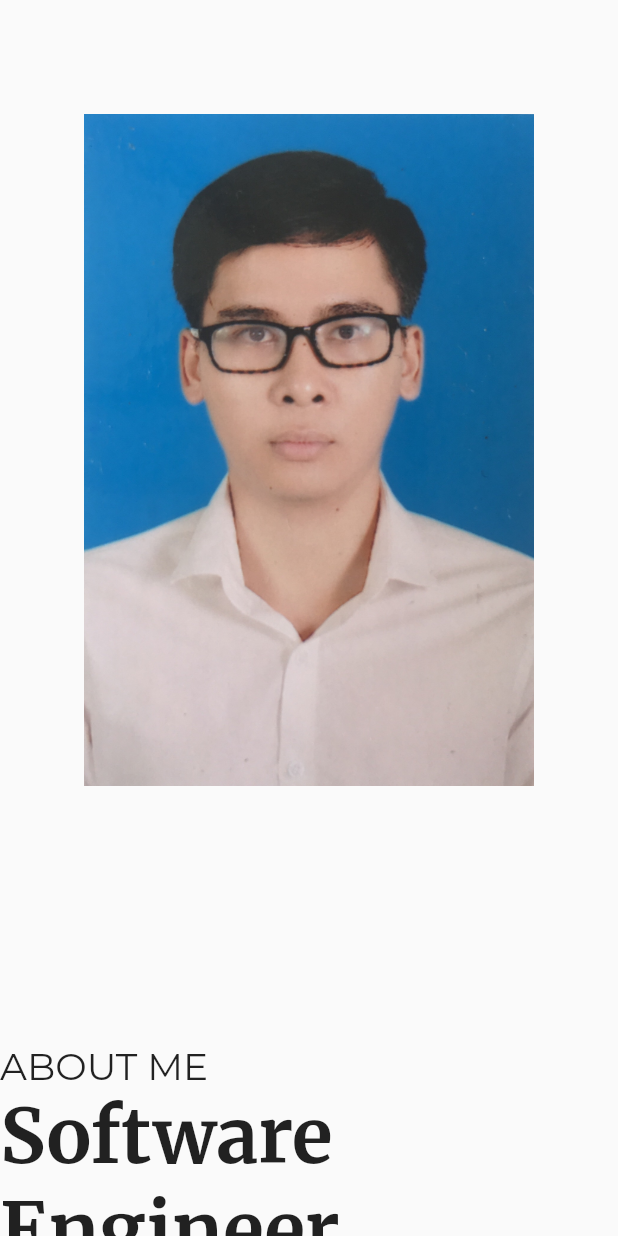
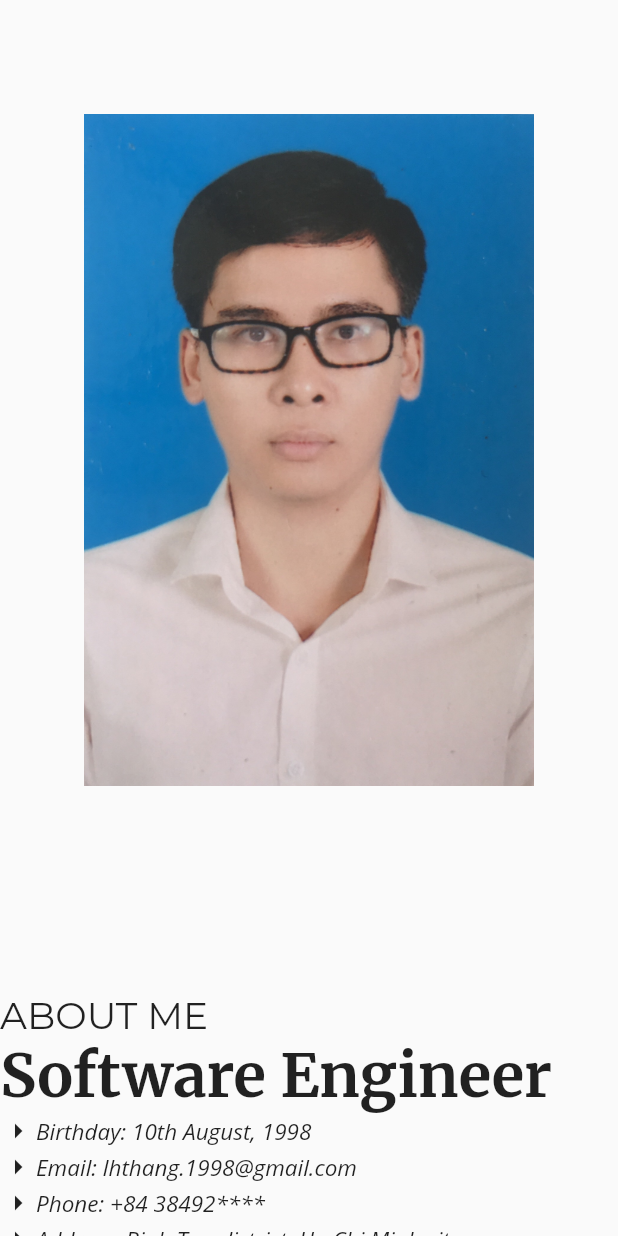
Before and after one commit to lhthang/my_portforlio, a Flutter app: the About widget shown alone on an empty page, opened directly, on a phone screen of 412 x 824 dp. Run offline on Flutter 3.47's test engine with Material 2 defaults, Android fonts, the phone set to English and light mode, and no system bars; drawn by our look-alikes of auto_animated; our stand-ins replace animated_text_kit, google_fonts, responsive_grid; missing offline and left inert: dart:html, scroll_to_id.

Commit message:
done layout section about

```diff
--- a/lib/about/About.dart
+++ b/lib/about/About.dart
@@ -2,6 +2,7 @@ import 'package:auto_animated/auto_animated.dart';
 import 'package:flutter/material.dart';
 import 'package:google_fonts/google_fonts.dart';
 import 'package:my_portfolio/OrientationSwitcher.dart';
+import 'package:my_portfolio/about/information/Information.dart';
 import 'package:my_portfolio/utils/constant.dart';
 import 'package:my_portfolio/utils/functions.dart';
 import 'package:responsive_grid/responsive_grid.dart';
@@ -69,6 +70,7 @@ class _AboutState extends State<About> {
               child: Container(
                 height: 600,
                 child: AnimateIfVisible(
+                  reAnimateOnVisibility: true,
                   key: Key("about"),
                   duration: Duration(seconds: 1),
                   builder: (context, animation) {
@@ -89,14 +91,9 @@ class _AboutState extends State<About> {
                           Text("Software Engineer",
                               style: GoogleFonts.merriweather(
                                 fontWeight: FontWeight.bold,
-                                fontSize: 50,
+                                fontSize: 40,
                               )),
-                          // GridView.count(
-                          //   crossAxisCount: 2,
-                          //   children: [
-
-                          //   ],
-                          // ),
+                          Information(),
                           _renderDescription(),
                           SizedBox(
                             height: 10,
--- /dev/null
+++ b/lib/about/information/Information.dart
@@ -0,0 +1,81 @@
+import 'package:flutter/material.dart';
+import 'package:google_fonts/google_fonts.dart';
+import 'package:responsive_grid/responsive_grid.dart';
+
+class Information extends StatefulWidget {
+  @override
+  _InformationState createState() => _InformationState();
+}
+
+class _InformationState extends State<Information> {
+  final style = GoogleFonts.openSans(
+    fontStyle: FontStyle.italic,
+    fontSize: 15,
+  );
+  @override
+  Widget build(BuildContext context) {
+    return ResponsiveGridRow(
+      children: [
+        ResponsiveGridCol(
+          lg: 4,
+          md: 12,
+          xs: 12,
+          child: Column(
+            children: [
+              Row(
+                children: [
+                  Icon(Icons.arrow_right),
+                  Text(
+                    "Birthday: 10th August, 1998",
+                    style: style,
+                  )
+                ],
+              ),
+              Row(
+                children: [
+                  Icon(Icons.arrow_right),
+                  Text("Email: lhthang.1998@gmail.com", style: style)
+                ],
+              ),
+              Row(
+                children: [
+                  Icon(Icons.arrow_right),
+                  Text("Phone: +84 38492****", style: style)
+                ],
+              )
+            ],
+          ),
+        ),
+        ResponsiveGridCol(
+          lg: 8,
+          md: 12,
+          xs: 12,
+          child: Column(
+            children: [
+              Row(
+                children: [
+                  Icon(Icons.arrow_right),
+                  Text("Address: Binh Tan district, Ho Chi Minh city",
+                      style: style)
+                ],
+              ),
+              Row(
+                children: [
+                  Icon(Icons.arrow_right),
+                  Text("Degree: Bachelor of Software Engineer", style: style)
+                ],
+              ),
+              Row(
+                children: [
+                  Icon(Icons.arrow_right),
+                  Text("University: University of Information Technology",
+                      style: style)
+                ],
+              )
+            ],
+          ),
+        ),
+      ],
+    );
+  }
+}
```
